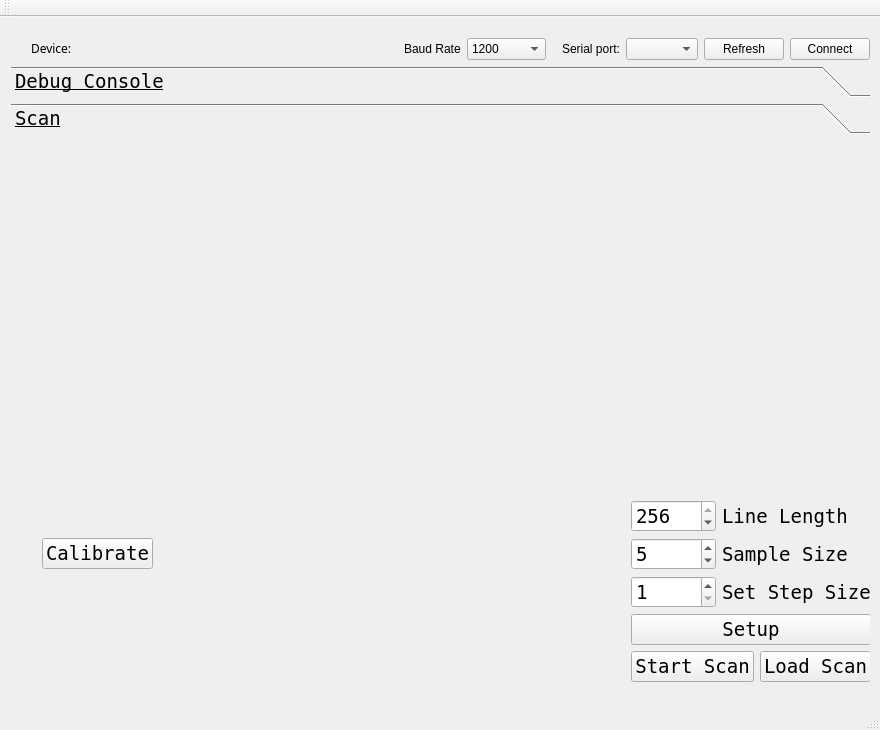
Old version of the form mainwindow.ui in the repository OpenAFM/OpenAFM_gui.
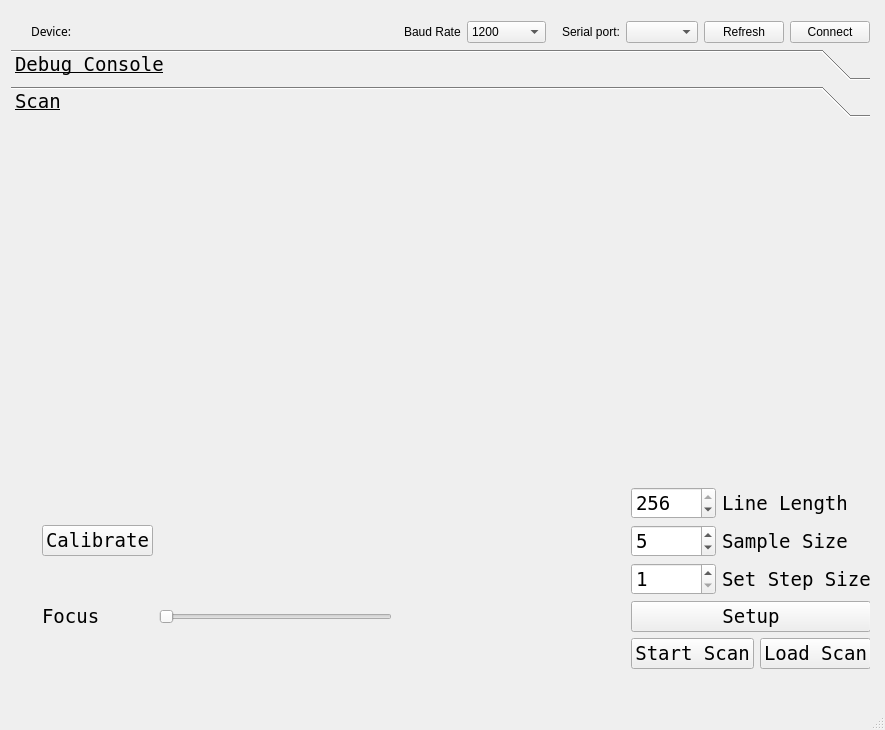
New version of the form. Custom widgets are drawn as their Qt base class.

Commit message: New slider for focus, does nothing though. Also new stylesheet.

What changed in the file:
```diff
--- a/mainwindow.ui
+++ b/mainwindow.ui
@@ -6,19 +6,19 @@
    <rect>
     <x>0</x>
     <y>0</y>
-    <width>880</width>
+    <width>885</width>
     <height>730</height>
    </rect>
   </property>
   <property name="minimumSize">
    <size>
-    <width>880</width>
+    <width>885</width>
     <height>730</height>
    </size>
   </property>
   <property name="maximumSize">
    <size>
-    <width>880</width>
+    <width>885</width>
     <height>730</height>
    </size>
   </property>
@@ -26,7 +26,7 @@
    <string notr="true">OpenAFM 0.7</string>
   </property>
   <widget class="QWidget" name="centralWidget">
-   <widget class="QWidget" name="">
+   <widget class="QWidget" name="layoutWidget">
     <property name="geometry">
      <rect>
       <x>0</x>
@@ -402,13 +402,13 @@
         <attribute name="label">
          <string>Scan</string>
         </attribute>
-        <widget class="QWidget" name="">
+        <widget class="QWidget" name="layoutWidget">
          <property name="geometry">
           <rect>
            <x>20</x>
            <y>20</y>
            <width>851</width>
-           <height>533</height>
+           <height>537</height>
           </rect>
          </property>
          <layout class="QVBoxLayout" name="verticalLayout">
@@ -431,7 +431,7 @@
           </item>
           <item>
            <layout class="QGridLayout" name="gridLayout_3">
-            <item row="0" column="2" colspan="2">
+            <item row="0" column="3" colspan="2">
              <layout class="QGridLayout" name="gridLayout">
               <item row="1" column="1">
                <widget class="QLabel" name="label_7">
@@ -495,16 +495,6 @@
               </item>
              </layout>
             </item>
-            <item row="2" column="2">
-             <widget class="QPushButton" name="scanPB">
-              <property name="text">
-               <string>Start Scan</string>
-              </property>
-              <property name="checkable">
-               <bool>true</bool>
-              </property>
-             </widget>
-            </item>
             <item row="0" column="0">
              <widget class="QPushButton" name="calibration_PB">
               <property name="text">
@@ -518,7 +508,7 @@
               </property>
              </widget>
             </item>
-            <item row="0" column="1">
+            <item row="0" column="2">
              <spacer name="horizontalSpacer_4">
               <property name="orientation">
                <enum>Qt::Horizontal</enum>
@@ -531,14 +521,38 @@
               </property>
              </spacer>
             </item>
-            <item row="2" column="3">
+            <item row="3" column="3">
+             <widget class="QPushButton" name="scanPB">
+              <property name="text">
+               <string>Start Scan</string>
+              </property>
+              <property name="checkable">
+               <bool>true</bool>
+              </property>
+             </widget>
+            </item>
+            <item row="1" column="0">
+             <widget class="QLabel" name="label_9">
+              <property name="text">
+               <string>Focus</string>
+              </property>
+             </widget>
+            </item>
+            <item row="1" column="1">
+             <widget class="QSlider" name="focusSlider">
+              <property name="orientation">
+               <enum>Qt::Horizontal</enum>
+              </property>
+             </widget>
+            </item>
+            <item row="3" column="4">
              <widget class="QPushButton" name="LoadScan">
               <property name="text">
                <string>Load Scan</string>
               </property>
              </widget>
             </item>
-            <item row="1" column="2" colspan="2">
+            <item row="1" column="3" colspan="2">
              <widget class="QPushButton" name="setup_pushButton">
               <property name="text">
                <string>Setup</string>
@@ -559,14 +573,6 @@
    </widget>
   </widget>
   <widget class="QStatusBar" name="statusBar"/>
-  <widget class="QToolBar" name="mainToolBar">
-   <attribute name="toolBarArea">
-    <enum>TopToolBarArea</enum>
-   </attribute>
-   <attribute name="toolBarBreak">
-    <bool>false</bool>
-   </attribute>
-  </widget>
  </widget>
  <layoutdefault spacing="6" margin="11"/>
  <customwidgets>
```
Left out of the diff: 2 changed lines with no effect on the pictures. The commit also changes 5 other files.
